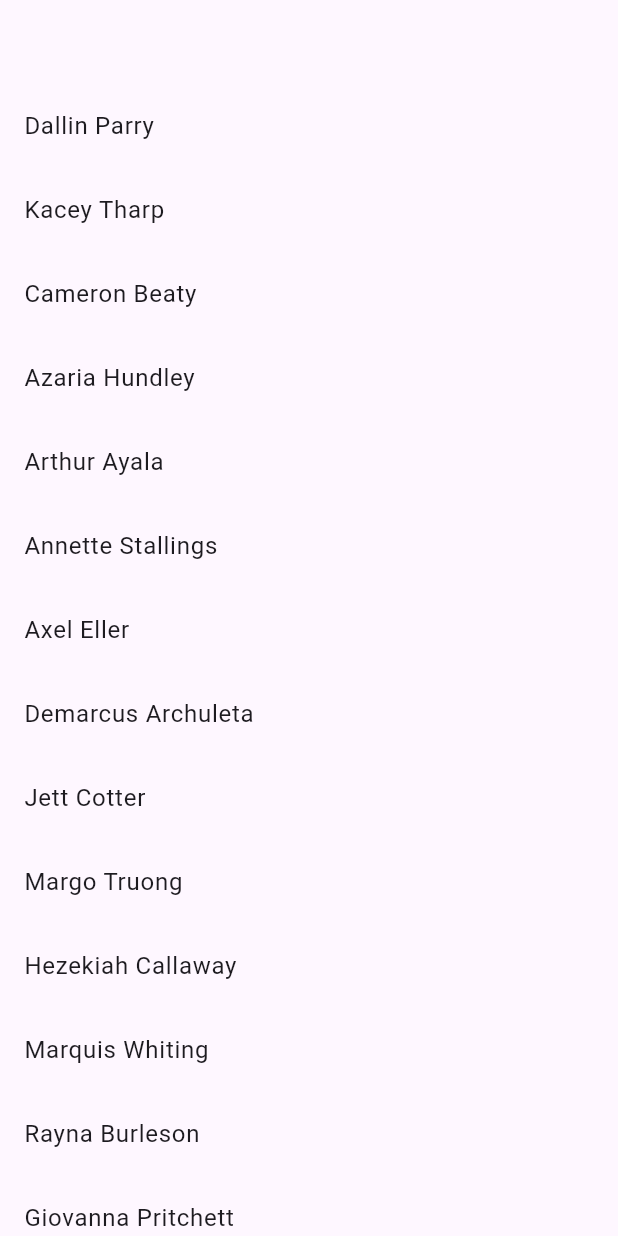
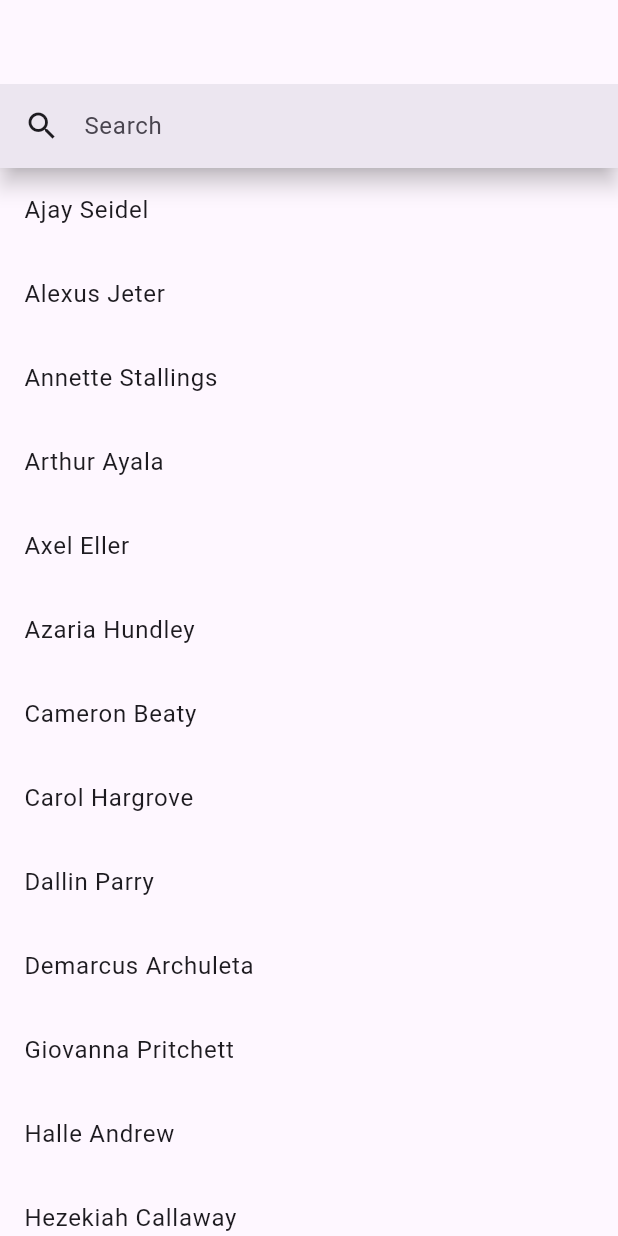
Before and after one commit to CrispyBeefNugget/Team3-Capstone, a Flutter app: the ContactsScreen screen opened directly, on a phone screen of 412 x 824 dp. Run offline on Flutter 3.47's test engine with Material 3 defaults, Android fonts, the phone set to English and light mode, and no system bars.

Commit message:
More work on the scrollable list (sorted by default) in the contacts tab and added a searchbar. Need to implement functionality for tapping on a contact, selecting, and searching.

```diff
--- a/client/dmaft/lib/contacts_screen.dart
+++ b/client/dmaft/lib/contacts_screen.dart
@@ -32,6 +32,8 @@ class _ContactsScreenState extends State<ContactsScreen> {
     'Carol Hargrove',
   ];
 
+  List<String> filteredList = [];
+
   bool isSelectionMode = false;
   late List<bool> _selected;
   bool _selectAll = false;
@@ -43,6 +45,8 @@ class _ContactsScreenState extends State<ContactsScreen> {
   }
 
   void initializeSelection() {
+    testList.sort();
+    testList.add('Test Test');
     _selected = List<bool>.generate(testList.length, (_) => false);
   }
 
@@ -87,7 +91,37 @@ class _ContactsScreenState extends State<ContactsScreen> {
         ],
       ),
 
-      body: ListBuilder(
+      body: Column(
+        children: <Widget>[
+
+
+          SearchBar(
+            padding: const WidgetStatePropertyAll<EdgeInsets>(
+              EdgeInsets.symmetric(horizontal: 16.0),
+            ),
+            onTap: () {
+              //controller.openView();
+            },
+            onChanged: (_) {
+              //controller.openView();
+            },
+            onSubmitted: (query) {
+              // Perform a search based on the query.
+            },
+            onTapOutside: (_) {
+
+            },
+
+
+            leading: const Icon(Icons.search),
+            hintText: 'Search',
+            shape: WidgetStatePropertyAll(
+              BeveledRectangleBorder(),
+            ),
+          ),
+
+          Expanded(
+            child: ListBuilder(
               contactList: testList,
               isSelectionMode: isSelectionMode,
               selectedList: _selected,
@@ -97,39 +131,15 @@ class _ContactsScreenState extends State<ContactsScreen> {
                 });
               },
             ),
-
-      // body: SearchBar(
-      //   //builder: (BuildContext context, SearchController controller) {
-      //     //return SearchBar(
-      //       //controller: controller,
-      //       padding: const WidgetStatePropertyAll<EdgeInsets>(
-      //         EdgeInsets.symmetric(horizontal: 16.0),
-      //       ),
-      //       onTap: () {
-      //         //controller.openView();
-      //       },
-      //       onChanged: (_) {
-      //         //controller.openView();
-      //       },
-      //       onSubmitted: (query) {
-      //         // Perform a search based on the query.
-      //       },
-      //       onTapOutside: (_) {
-
-      //       },
+          ),
 
 
-      //       leading: const Icon(Icons.search),
-      //       hintText: 'Search',
-      //       shape: WidgetStatePropertyAll(
-      //         BeveledRectangleBorder(),
-      //       ),
-      //     //);
-      //   //},
-      //   //suggestionsBuilder: (BuildContext context, SearchController controller) {
-      //   //  return List<ListTile>.empty();
-      //   //},
-      // ),
+
+        ],
+
+      ),
+
+
 
 
 
```
Also changed, not shown: client/dmaft/lib/chats_screen.dart (+15 -11 lines). Lines whose indentation alone changed are shown as unchanged.
